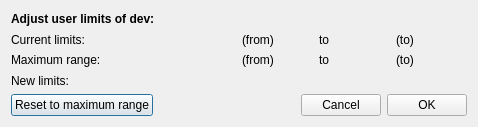
This is nicos_ess/gui/panels/ui_files/devices_limits.ui in ess-dmsc/nicos as Qt 5 draws it before an edit. The edited form follows.
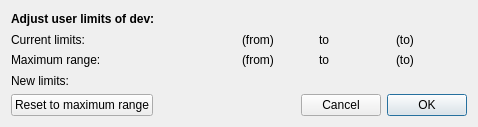
This is the edited form.

Commit message: Make default buttons on dialogs obvious

The edit to the form file:
```diff
--- a/nicos_ess/gui/panels/ui_files/devices_limits.ui
+++ b/nicos_ess/gui/panels/ui_files/devices_limits.ui
@@ -61,6 +61,9 @@
        <property name="text">
         <string>OK</string>
        </property>
+       <property name="default">
+        <bool>true</bool>
+       </property>
       </widget>
      </item>
     </layout>
```
The commit also changes 4 other files.
